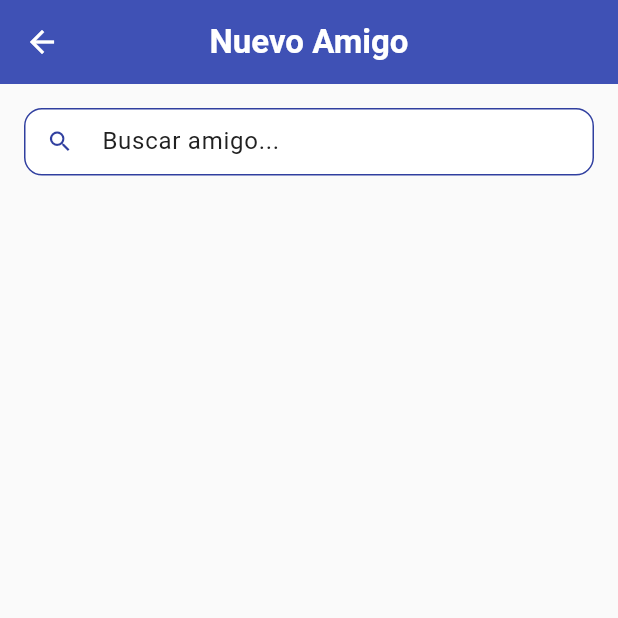
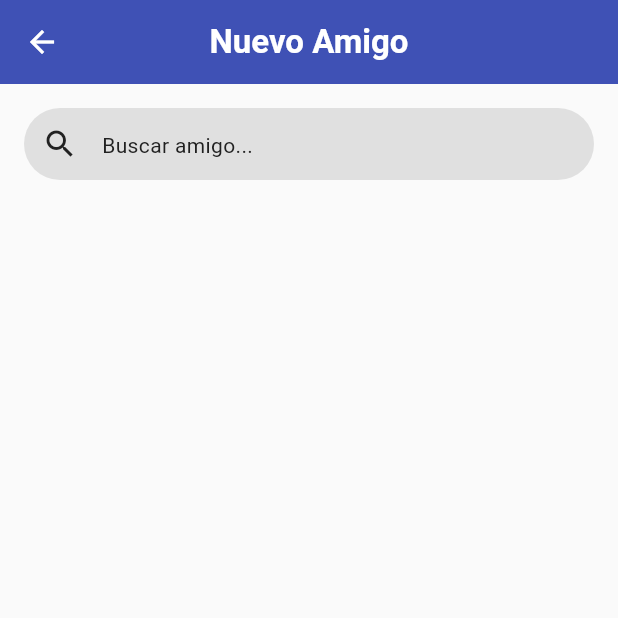
Before and after one commit to Camilu-png/quedamos, a Flutter app: the AddFriendsScreen screen opened directly with empty values, on a phone screen of 412 x 824 dp, the top half of it. Run offline on Flutter 3.47's test engine with Material 3 defaults, Android fonts, the phone set to English and light mode, and no system bars; our stand-ins replace cloud_firestore, firebase_auth, firebase_core, infinite_scroll_pagination; accounts and stored records are empty.

Commit message:
style(ui): update search to use Material Design 3 style

```diff
--- a/lib/screens/add_friend_screen.dart
+++ b/lib/screens/add_friend_screen.dart
@@ -1,8 +1,6 @@
 import 'package:flutter/material.dart';
 import 'package:quedamos/services/friends_service.dart';
 import '../widgets/friend_list.dart';
-import 'package:quedamos/text_styles.dart';
-import '../app_colors.dart';
 
 class AddFriendsScreen extends StatefulWidget {
   final String userID;
@@ -26,7 +24,7 @@ class _AddFriendsScreenState extends State<AddFriendsScreen> {
           style: Theme.of(context).textTheme.titleLarge?.copyWith(
                 color: Theme.of(context).colorScheme.onPrimary,
                 fontWeight: FontWeight.w600,
-            )
+              ),
         ),
         centerTitle: true,
         backgroundColor: Theme.of(context).colorScheme.primary,
@@ -82,42 +80,46 @@ class _AddFriendsScreenState extends State<AddFriendsScreen> {
                     padding: const EdgeInsets.all(16.0),
                     child: Column(
                       children: [
-                        SizedBox(
-                          height: 45,
+                        // Buscador
+                        Padding(
+                          padding: const EdgeInsets.only(bottom: 16),
                           child: TextField(
                             onChanged: (value) {
                               setState(() {
                                 searchQuery = value;
                               });
                             },
-                            style: helpText,
-                            decoration: const InputDecoration(
-                              hintText: 'Buscar amigo...',
-                              prefixIcon: Icon(Icons.search, color: primaryDark),
-                              isDense: true,
-                              contentPadding: EdgeInsets.symmetric(vertical: 8, horizontal: 16),
-                              enabledBorder: OutlineInputBorder(
-                                borderRadius: BorderRadius.all(Radius.circular(12)),
-                                borderSide: BorderSide(color: primaryDark, width: 1),
+                            decoration: InputDecoration(
+                              hintText: "Buscar amigo...",
+                              hintStyle: Theme.of(context).textTheme.bodyMedium,
+                              prefixIcon: Icon(
+                                Icons.search,
+                                color: Theme.of(context).colorScheme.onSurfaceVariant,
                               ),
-                              focusedBorder: OutlineInputBorder(
-                                borderRadius: BorderRadius.all(Radius.circular(12)),
-                                borderSide: BorderSide(color: primaryDark, width: 1),
+                              filled: true,
+                              fillColor:
+                                  Theme.of(context).colorScheme.surfaceContainerHigh,
+                              border: OutlineInputBorder(
+                                borderRadius: BorderRadius.circular(24),
+                                borderSide: BorderSide.none,
                               ),
-                              fillColor: Colors.white,
-                              filled: true,
+                              contentPadding: const EdgeInsets.symmetric(
+                                  vertical: 12, horizontal: 16),
                             ),
                           ),
                         ),
-                        const SizedBox(height: 16),
+
+                        // Lista de amigos
                         SizedBox(
                           height: 600,
                           child: FriendList(
                             friends: filteredUsers,
                             showIcons: true,
                             onAddFriend: (friendId) async {
-                              final friendData = filteredUsers.firstWhere((f) => f['id'] == friendId);
-                              await _friendsService.sendFriendRequest(widget.userID, friendData);
+                              final friendData =
+                                  filteredUsers.firstWhere((f) => f['id'] == friendId);
+                              await _friendsService.sendFriendRequest(
+                                  widget.userID, friendData);
                             },
                           ),
                         ),
```
Lines whose indentation alone changed are shown as unchanged.
